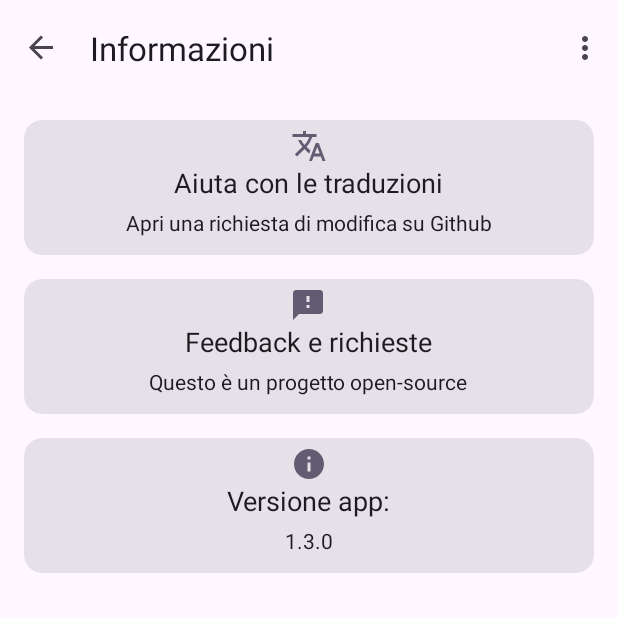
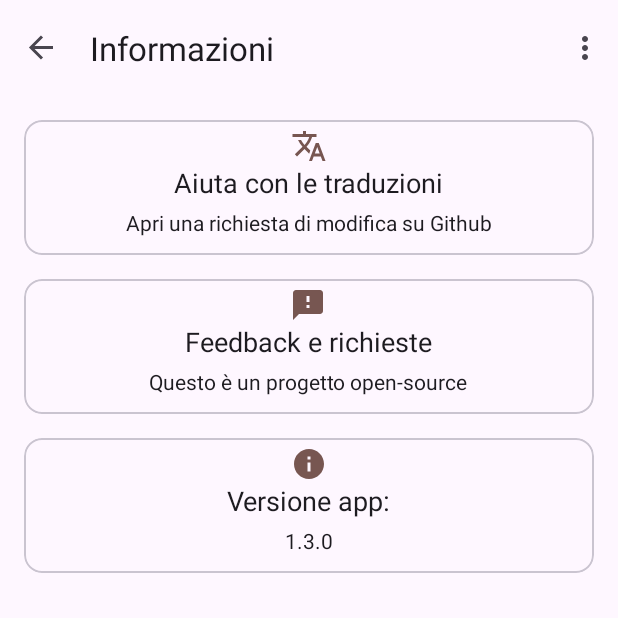
Before and after one commit to o0Mardev/Calcola-sconto-Material-Design-3, an Android app: the AboutFragment screen opened through its navigation route, on a phone screen of 412 x 824 dp, the top half of it. Run offline under Robolectric (Android 15) with nearby library versions, the phone set to English and light mode, and no system bars; our stand-ins replace navigation-ui.

Commit message:
Updated app theme

```diff
--- a/app/src/main/java/com/mardev/calcolaSconto/ThemeHelper.kt
+++ b/app/src/main/java/com/mardev/calcolaSconto/ThemeHelper.kt
@@ -34,8 +34,8 @@ object ThemeHelper {
             val intent = activity.intent
             intent?.putExtra("TEMA_CAMBIATO", true)
             activity.finish()
+            activity.overridePendingTransition(android.R.anim.fade_in, android.R.anim.fade_out)
             activity.startActivity(intent)
-            activity.overridePendingTransition(android.R.anim.fade_in, android.R.anim.fade_out)
         }
     }
 
--- a/app/src/main/res/layout/fragment_about.xml
+++ b/app/src/main/res/layout/fragment_about.xml
@@ -14,7 +14,7 @@
         <com.google.android.material.card.MaterialCardView
             android:layout_width="match_parent"
             android:id="@+id/cardView1"
-            style="@style/Widget.Material3.CardView.Filled"
+            style="@style/Widget.Material3.CardView.Outlined"
             android:layout_height="90dp"
             android:clickable="true"
             android:focusable="true"
@@ -46,7 +46,7 @@
         <com.google.android.material.card.MaterialCardView
             android:layout_width="match_parent"
             android:id="@+id/cardView2"
-            style="@style/Widget.Material3.CardView.Filled"
+            style="@style/Widget.Material3.CardView.Outlined"
             android:layout_height="90dp"
             android:layout_marginTop="@dimen/fab_margin"
             android:clickable="true"
@@ -79,7 +79,7 @@
         <com.google.android.material.card.MaterialCardView
             android:layout_width="match_parent"
             android:id="@+id/cardView3"
-            style="@style/Widget.Material3.CardView.Filled"
+            style="@style/Widget.Material3.CardView.Outlined"
             android:layout_height="90dp"
             android:layout_marginTop="@dimen/fab_margin"
             android:clickable="true"
--- a/app/src/main/res/layout/fragment_home.xml
+++ b/app/src/main/res/layout/fragment_home.xml
@@ -110,7 +110,7 @@
         android:layout_height="wrap_content"
         android:contentDescription="@string/content_description_fabCopy"
         android:layout_marginEnd="@dimen/fab_margin"
-        android:layout_marginBottom="@dimen/fab_margin"
+        android:layout_marginBottom="48dp"
         app:layout_constraintBottom_toBottomOf="parent"
         app:layout_constraintEnd_toEndOf="parent"
         app:icon="@drawable/ic_baseline_content_copy" />
--- a/app/src/main/res/values-night/themes.xml
+++ b/app/src/main/res/values-night/themes.xml
@@ -1,8 +1,21 @@
 <resources>
     <!-- Base application theme. -->
     <style name="Base.Theme.CalcolaSconto" parent="Theme.Material3.DayNight.NoActionBar">
-        <!-- Customize your dark theme here. -->
-        <!-- <item name="colorPrimary">@color/my_dark_primary</item> -->
+
+        <item name="colorPrimary">#ffb4a7</item>
+        <item name="colorOnPrimary">#5f150c</item>
+        <item name="colorPrimaryContainer">#7d2b1f</item>
+        <item name="colorOnPrimaryContainer">#ffdad4</item>
+        <item name="colorSecondary">#e7bdb6</item>
+        <item name="colorOnSecondary">#442925</item>
+        <item name="colorSecondaryContainer">#5d3f3a</item>
+        <item name="colorOnSecondaryContainer">#ffdad4</item>
+        <item name="colorTertiary">#ddc48c</item>
+        <item name="colorOnTertiary">#3e2e04</item>
+        <item name="colorTertiaryContainer">#564419</item>
+        <item name="colorOnTertiaryContainer">#fbe0a6</item>
+
+
         <item name="alertDialogTheme">@style/AlertDialogTheme</item>
     </style>
 
--- a/app/src/main/res/values/themes.xml
+++ b/app/src/main/res/values/themes.xml
@@ -1,8 +1,20 @@
 <resources>
     <!-- Base application theme. -->
     <style name="Base.Theme.CalcolaSconto" parent="Theme.Material3.DayNight.NoActionBar">
-        <!-- Customize your light theme here. -->
-        <!-- <item name="colorPrimary">@color/my_light_primary</item> -->
+
+        <item name="colorPrimary">#9c4234</item>
+        <item name="colorOnPrimary">#ffffff</item>
+        <item name="colorPrimaryContainer">#ffdad4</item>
+        <item name="colorOnPrimaryContainer">#400100</item>
+        <item name="colorSecondary">#775651</item>
+        <item name="colorOnSecondary">#ffffff</item>
+        <item name="colorSecondaryContainer">#ffdad4</item>
+        <item name="colorOnSecondaryContainer">#2c1511</item>
+        <item name="colorTertiary">#6f5c2e</item>
+        <item name="colorOnTertiary">#ffffff</item>
+        <item name="colorTertiaryContainer">#fbe0a6</item>
+        <item name="colorOnTertiaryContainer">#251a00</item>
+
         <item name="alertDialogTheme">@style/AlertDialogTheme</item>
     </style>
 
```
